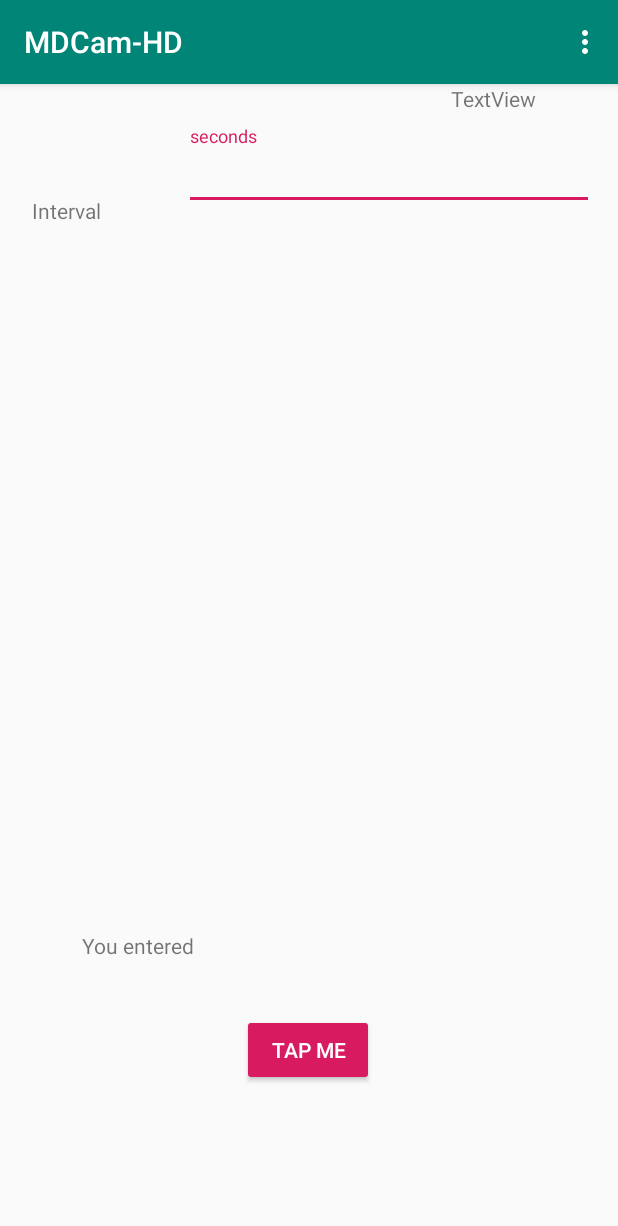
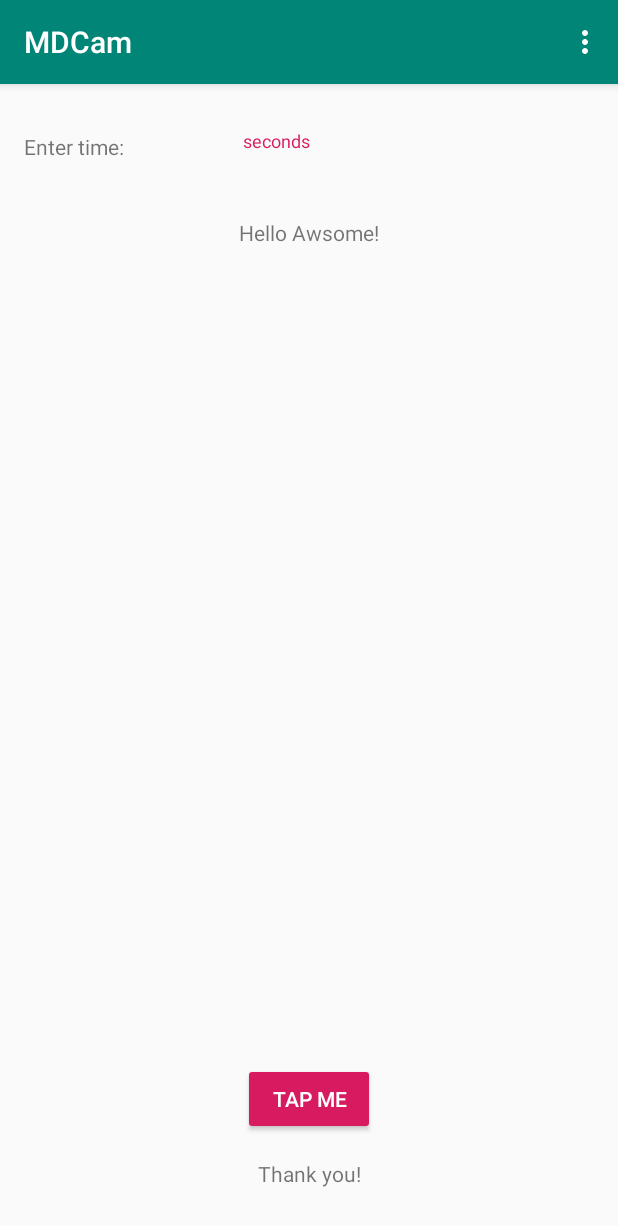
Before and after one commit to test4bo/MDCam-HD, an Android app: the screen it shows after launch (MainActivity), after a tap on "TAP ME", on a phone screen of 412 x 824 dp. Shown: the top 1226 px of the screen. Run offline under Robolectric (Android 15) with nearby library versions, the phone set to English and light mode, and no system bars.

Commit message:
Updated the layout and easier Onclick

```diff
--- a/app/src/main/java/com/goldfinch355/MainActivity.java
+++ b/app/src/main/java/com/goldfinch355/MainActivity.java
@@ -29,16 +29,22 @@ public class MainActivity extends AppCompatActivity {
                         .setAction("Action", null).show();
             }
         });*/
+
+        /*
         Button startButton = (Button)findViewById(R.id.startButton);
 
         startButton.setOnClickListener(
                 new Button.OnClickListener(){
                     public void onClick(View v){
                         TextView displaySeconds = (TextView)findViewById(R.id.displaySeconds);
-                        displaySeconds.setText("You entered");
+                        displaySeconds.setText("Thank you!");
+                        TextView displayThis = (TextView) findViewById(R.id.displayAfterTap);
+                        displayThis.setText("Hello Awsome!");
+
                     }
                 }
         );
+        */
     }
 
     @Override
@@ -64,11 +70,13 @@ public class MainActivity extends AppCompatActivity {
     }
 
     public void displayTime(View view) {
-        display(3);
+        display();
     }
-
-    private void display(int time) {
+// To display after the tap
+    private void display() {
+        TextView displaySeconds = (TextView) findViewById(R.id.displaySeconds);
+        displaySeconds.setText("Thank you!");
         TextView displayThis = (TextView) findViewById(R.id.displayAfterTap);
-        displayThis.setText("" + time);
+        displayThis.setText("Hello Awsome!");
     }
 }
--- a/app/src/main/res/layout/activity_main.xml
+++ b/app/src/main/res/layout/activity_main.xml
@@ -16,7 +16,8 @@
             android:layout_width="match_parent"
             android:layout_height="?attr/actionBarSize"
             android:background="?attr/colorPrimary"
-            app:popupTheme="@style/AppTheme.PopupOverlay" />
+            app:popupTheme="@style/AppTheme.PopupOverlay"
+            app:title="@string/title" />
 
     </android.support.design.widget.AppBarLayout>
 
--- a/app/src/main/res/layout/content_main.xml
+++ b/app/src/main/res/layout/content_main.xml
@@ -10,15 +10,13 @@
 
     <TextView
         android:id="@+id/timeDelay"
-        android:layout_width="wrap_content"
-        android:layout_height="wrap_content"
-        android:layout_marginStart="21dp"
+        android:layout_width="126dp"
+        android:layout_height="25dp"
+        android:layout_marginStart="16dp"
+        android:layout_marginTop="32dp"
         android:text="@string/delayTime"
-        app:layout_constraintBottom_toBottomOf="parent"
         app:layout_constraintStart_toStartOf="parent"
-        app:layout_constraintTop_toTopOf="parent"
-        app:layout_constraintVertical_bias="0.1"
-        tools:text="@string/DelayTime" />
+        app:layout_constraintTop_toTopOf="parent" />
 
     <Button
         android:id="@+id/startButton"
@@ -27,54 +25,54 @@
         android:layout_height="wrap_content"
         android:layout_marginStart="8dp"
         android:layout_marginEnd="8dp"
-        android:layout_marginBottom="100dp"
+        android:layout_marginBottom="16dp"
+        android:onClick="displayTime"
         android:text="@string/StartButton"
-        android:onClick="displayTime"
-        app:layout_constraintBottom_toBottomOf="parent"
+        app:layout_constraintBottom_toTopOf="@+id/displaySeconds"
         app:layout_constraintEnd_toEndOf="parent"
-        app:layout_constraintHorizontal_bias="0.498"
         app:layout_constraintStart_toStartOf="parent" />
 
     <TextView
         android:id="@+id/displaySeconds"
         android:layout_width="wrap_content"
         android:layout_height="0dp"
-        android:layout_marginStart="8dp"
-        android:layout_marginEnd="8dp"
-        android:layout_marginBottom="36dp"
-        android:text="Tap me please... "
-        app:layout_constraintBottom_toTopOf="@+id/startButton"
-        app:layout_constraintEnd_toStartOf="@+id/displayAfterTap"
+        android:layout_marginStart="16dp"
+        android:layout_marginEnd="16dp"
+        android:layout_marginBottom="32dp"
+        android:text="@string/tap_me_please"
+        app:layout_constraintBottom_toBottomOf="parent"
+        app:layout_constraintEnd_toEndOf="parent"
         app:layout_constraintStart_toStartOf="parent" />
 
     <android.support.design.widget.TextInputLayout
         android:id="@+id/textInputLayout2"
-        android:layout_width="273dp"
-        android:layout_height="wrap_content"
-        android:layout_marginStart="15dp"
-        android:layout_marginTop="28dp"
-        android:layout_marginEnd="8dp"
+        android:layout_width="0dp"
+        android:layout_height="26dp"
+        android:layout_marginStart="16dp"
+        android:layout_marginEnd="16dp"
+        app:layout_constraintBottom_toBottomOf="@+id/timeDelay"
         app:layout_constraintEnd_toEndOf="parent"
-        app:layout_constraintHorizontal_bias="0.829"
-        app:layout_constraintStart_toEndOf="@+id/timeDelay"
-        app:layout_constraintTop_toTopOf="parent">
+        app:layout_constraintHorizontal_bias="0.0"
+        app:layout_constraintStart_toEndOf="@+id/timeDelay">
 
         <android.support.design.widget.TextInputEditText
             android:id="@+id/timeInput"
             android:layout_width="match_parent"
             android:layout_height="wrap_content"
-            android:hint="@string/timeInput" />
+            android:hint="@string/timeInput"
+            android:inputType="number" />
     </android.support.design.widget.TextInputLayout>
 
     <TextView
         android:id="@+id/displayAfterTap"
         android:layout_width="wrap_content"
         android:layout_height="wrap_content"
-        android:layout_marginStart="115dp"
-        android:layout_marginEnd="8dp"
-        android:text="TextView"
+        android:layout_marginStart="16dp"
+        android:layout_marginTop="32dp"
+        android:layout_marginEnd="16dp"
+        android:text="@string/displayAfterTap"
         app:layout_constraintEnd_toEndOf="parent"
-        app:layout_constraintStart_toEndOf="@+id/displaySeconds"
-        tools:layout_editor_absoluteY="472dp" />
+        app:layout_constraintStart_toStartOf="parent"
+        app:layout_constraintTop_toBottomOf="@+id/textInputLayout2" />
 
 </android.support.constraint.ConstraintLayout>
--- a/app/src/main/res/values/strings.xml
+++ b/app/src/main/res/values/strings.xml
@@ -2,6 +2,9 @@
     <string name="app_name">MDCam-HD</string>
     <string name="action_settings">Settings</string>
     <string name="StartButton">Tap Me</string>
-    <string name="delayTime">Interval</string>
+    <string name="delayTime">Enter time:</string>
     <string name="timeInput">seconds</string>
+    <string name="tap_me_please">Tap me please...</string>
+    <string name="displayAfterTap"></string>
+    <string name="title">MDCam</string>
 </resources>
```
